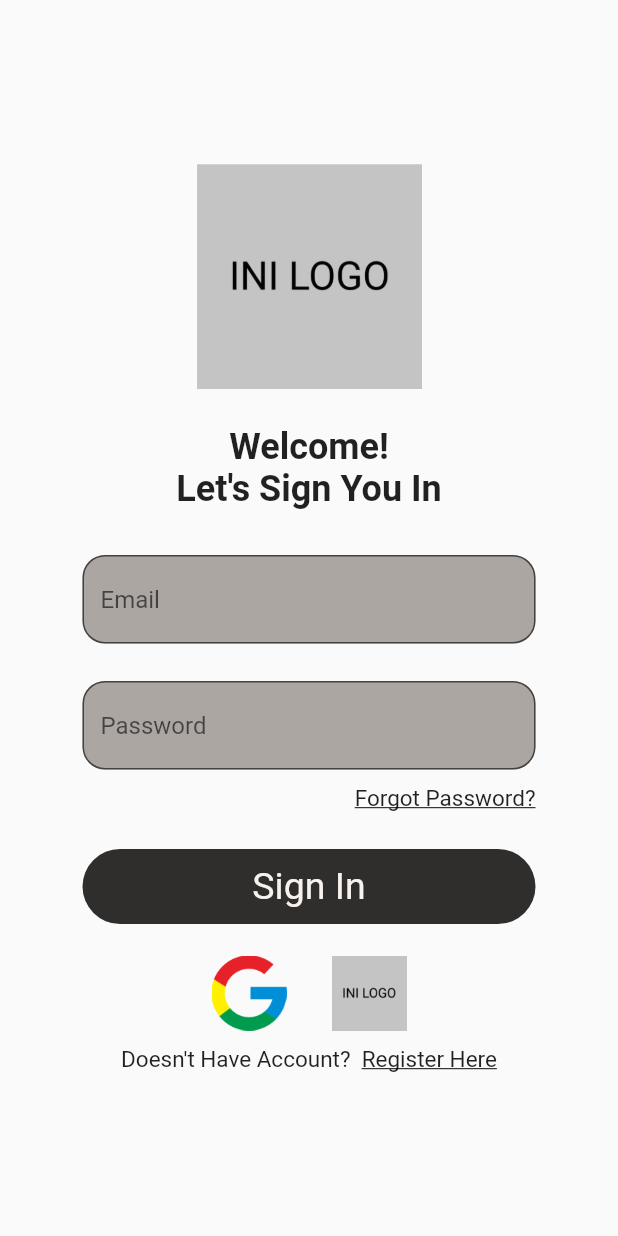
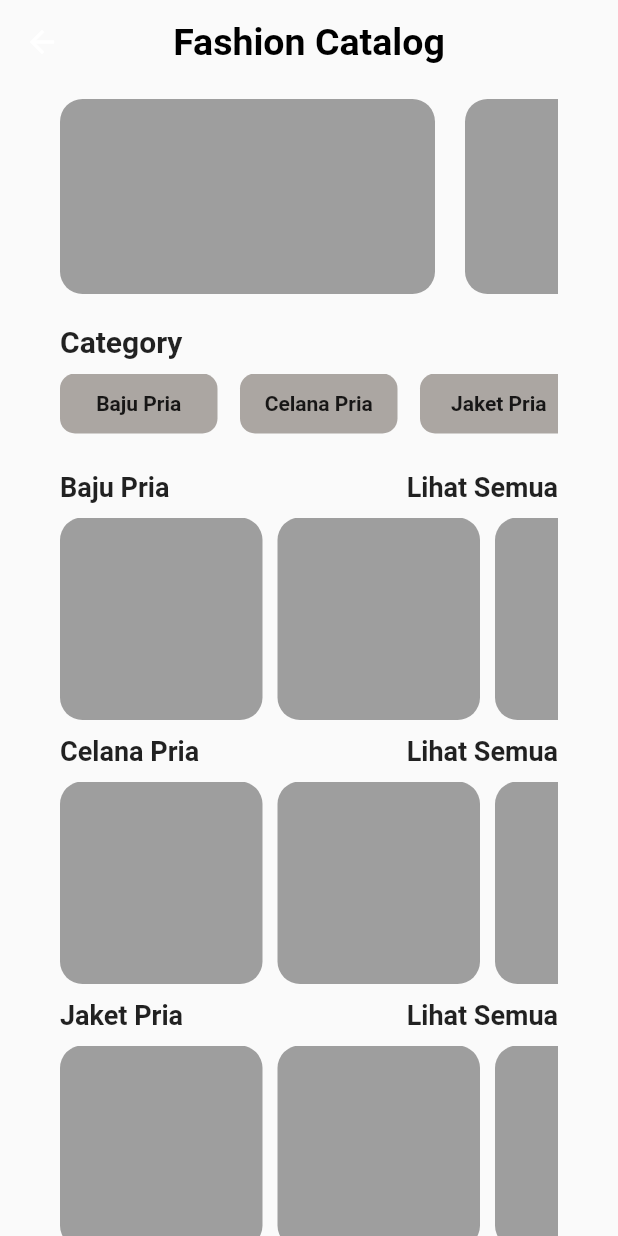
Before and after one commit to FachrulRivaldy/clothing-reference-app, a Flutter app: the signIn screen opened directly, after a tap on "Sign In", on a phone screen of 412 x 824 dp. Run offline on Flutter 3.47's test engine with Material 2 defaults, Android fonts, the phone set to English and light mode, and no system bars.

Commit message:
add MainMenu page
Penambahan halaman MainMenu

```diff
--- a/lib/main.dart
+++ b/lib/main.dart
@@ -1,4 +1,6 @@
+import 'package:clothing_reference_app/mainMenu.dart';
 import 'package:clothing_reference_app/signIn.dart';
+import 'package:clothing_reference_app/signUp.dart';
 import 'package:flutter/material.dart';
 
 void main() {
@@ -12,7 +14,7 @@ class ClothRefApp extends StatelessWidget {
   Widget build(BuildContext context) {
     return MaterialApp(
       title: 'Clothing_Marketplace',
-      home: const signIn(),
+      home: const signUp(),
     );
   }
 }
--- /dev/null
+++ b/lib/mainMenu.dart
@@ -0,0 +1,376 @@
+import 'package:flutter/material.dart';
+
+class MainMenu extends StatelessWidget {
+  const MainMenu({Key? key}) : super(key: key);
+
+  @override
+  Widget build(BuildContext context) {
+    return Scaffold(
+      appBar: AppBar(
+        backgroundColor: Color(0xFFFAFAFA),
+        elevation: 0,
+        centerTitle: true,
+        title: const Text(
+          'Fashion Catalog',
+          style: TextStyle(
+            fontSize: 25,
+            color: Colors.black,
+            fontWeight: FontWeight.w600,
+          ),
+        ),
+      ),
+      body: Padding(
+        padding: EdgeInsets.only(left: 40, right: 40, top: 10),
+        child: Container(
+          height: MediaQuery.of(context).size.height,
+          width: MediaQuery.of(context).size.width,
+          child: SingleChildScrollView(
+            child: Column(
+              children: [
+                SingleChildScrollView(
+                  scrollDirection: Axis.horizontal,
+                  child: Row(
+                    children: [
+                      Container(
+                        height: 130,
+                        width: 250,
+                        decoration: BoxDecoration(
+                          color: Colors.grey,
+                          borderRadius: BorderRadius.circular(15),
+                        ),
+                      ),
+                      SizedBox(width: 20),
+                      Container(
+                        height: 130,
+                        width: 250,
+                        decoration: BoxDecoration(
+                          color: Colors.grey,
+                          borderRadius: BorderRadius.circular(15),
+                        ),
+                      ),
+                      SizedBox(width: 20),
+                      Container(
+                        height: 130,
+                        width: 250,
+                        decoration: BoxDecoration(
+                          color: Colors.grey,
+                          borderRadius: BorderRadius.circular(15),
+                        ),
+                      )
+                    ],
+                  ),
+                ),
+                SizedBox(height: 20),
+                Align(
+                  alignment: Alignment.centerLeft,
+                  child: Text(
+                    'Category',
+                    style: TextStyle(
+                      fontSize: 20,
+                      fontWeight: FontWeight.w700,
+                    ),
+                  ),
+                ),
+                SizedBox(height: 10),
+                SingleChildScrollView(
+                  scrollDirection: Axis.horizontal,
+                  child: Row(
+                    children: [
+                      Container(
+                        height: 40,
+                        width: 105,
+                        decoration: BoxDecoration(
+                          color: Color(0xFFABA6A2),
+                          borderRadius: BorderRadius.circular(10),
+                        ),
+                        child: Center(
+                          child: Text(
+                            'Baju Pria',
+                            style: TextStyle(
+                              fontSize: 14,
+                              fontWeight: FontWeight.w700,
+                            ),
+                          ),
+                        ),
+                      ),
+                      SizedBox(width: 15),
+                      Container(
+                        height: 40,
+                        width: 105,
+                        decoration: BoxDecoration(
+                          color: Color(0xFFABA6A2),
+                          borderRadius: BorderRadius.circular(10),
+                        ),
+                        child: Center(
+                          child: Text(
+                            'Celana Pria',
+                            style: TextStyle(
+                              fontSize: 14,
+                              fontWeight: FontWeight.w700,
+                            ),
+                          ),
+                        ),
+                      ),
+                      SizedBox(width: 15),
+                      Container(
+                        height: 40,
+                        width: 105,
+                        decoration: BoxDecoration(
+                          color: Color(0xFFABA6A2),
+                          borderRadius: BorderRadius.circular(10),
+                        ),
+                        child: Center(
+                          child: Text(
+                            'Jaket Pria',
+                            style: TextStyle(
+                              fontSize: 14,
+                              fontWeight: FontWeight.w700,
+                            ),
+                          ),
+                        ),
+                      ),
+                    ],
+                  ),
+                ),
+                SizedBox(height: 25),
+                Row(
+                  mainAxisAlignment: MainAxisAlignment.spaceBetween,
+                  children: [
+                    Text(
+                      'Baju Pria',
+                      style: TextStyle(
+                        fontSize: 18,
+                        fontWeight: FontWeight.w700,
+                      ),
+                    ),
+                    InkWell(
+                      onTap: () {},
+                      child: Text(
+                        'Lihat Semua',
+                        style: TextStyle(
+                          fontSize: 18,
+                          fontWeight: FontWeight.w700,
+                        ),
+                      ),
+                    ),
+                  ],
+                ),
+                SizedBox(height: 10),
+                SingleChildScrollView(
+                  scrollDirection: Axis.horizontal,
+                  child: Row(
+                    children: [
+                      InkWell(
+                        onTap: () {},
+                        child: Container(
+                          height: 135,
+                          width: 135,
+                          decoration: BoxDecoration(
+                            color: Colors.grey,
+                            borderRadius: BorderRadius.circular(15),
+                          ),
+                        ),
+                      ),
+                      SizedBox(width: 10),
+                      InkWell(
+                        onTap: () {},
+                        child: Container(
+                          height: 135,
+                          width: 135,
+                          decoration: BoxDecoration(
+                            color: Colors.grey,
+                            borderRadius: BorderRadius.circular(15),
+                          ),
+                        ),
+                      ),
+                      SizedBox(width: 10),
+                      InkWell(
+                        onTap: () {},
+                        child: Container(
+                          height: 135,
+                          width: 135,
+                          decoration: BoxDecoration(
+                            color: Colors.grey,
+                            borderRadius: BorderRadius.circular(15),
+                          ),
+                        ),
+                      ),
+                      SizedBox(width: 10),
+                      InkWell(
+                        onTap: () {},
+                        child: Container(
+                          height: 135,
+                          width: 135,
+                          decoration: BoxDecoration(
+                            color: Colors.grey,
+                            borderRadius: BorderRadius.circular(15),
+                          ),
+                        ),
+                      ),
+                    ],
+                  ),
+                ),
+                SizedBox(height: 10),
+                Row(
+                  mainAxisAlignment: MainAxisAlignment.spaceBetween,
+                  children: [
+                    Text(
+                      'Celana Pria',
+                      style: TextStyle(
+                        fontSize: 18,
+                        fontWeight: FontWeight.w700,
+                      ),
+                    ),
+                    InkWell(
+                      onTap: () {},
+                      child: Text(
+                        'Lihat Semua',
+                        style: TextStyle(
+                          fontSize: 18,
+                          fontWeight: FontWeight.w700,
+                        ),
+                      ),
+                    ),
+                  ],
+                ),
+                SizedBox(height: 10),
+                SingleChildScrollView(
+                  scrollDirection: Axis.horizontal,
+                  child: Row(
+                    children: [
+                      InkWell(
+                        onTap: () {},
+                        child: Container(
+                          height: 135,
+                          width: 135,
+                          decoration: BoxDecoration(
+                            color: Colors.grey,
+                            borderRadius: BorderRadius.circular(15),
+                          ),
+                        ),
+                      ),
+                      SizedBox(width: 10),
+                      InkWell(
+                        onTap: () {},
+                        child: Container(
+                          height: 135,
+                          width: 135,
+                          decoration: BoxDecoration(
+                            color: Colors.grey,
+                            borderRadius: BorderRadius.circular(15),
+                          ),
+                        ),
+                      ),
+                      SizedBox(width: 10),
+                      InkWell(
+                        onTap: () {},
+                        child: Container(
+                          height: 135,
+                          width: 135,
+                          decoration: BoxDecoration(
+                            color: Colors.grey,
+                            borderRadius: BorderRadius.circular(15),
+                          ),
+                        ),
+                      ),
+                      SizedBox(width: 10),
+                      InkWell(
+                        onTap: () {},
+                        child: Container(
+                          height: 135,
+                          width: 135,
+                          decoration: BoxDecoration(
+                            color: Colors.grey,
+                            borderRadius: BorderRadius.circular(15),
+                          ),
+                        ),
+                      ),
+                    ],
+                  ),
+                ),
+                SizedBox(height: 10),
+                Row(
+                  mainAxisAlignment: MainAxisAlignment.spaceBetween,
+                  children: [
+                    Text(
+                      'Jaket Pria',
+                      style: TextStyle(
+                        fontSize: 18,
+                        fontWeight: FontWeight.w700,
+                      ),
+                    ),
+                    InkWell(
+                      onTap: () {},
+                      child: Text(
+                        'Lihat Semua',
+                        style: TextStyle(
+                          fontSize: 18,
+                          fontWeight: FontWeight.w700,
+                        ),
+                      ),
+                    ),
+                  ],
+                ),
+                SizedBox(height: 10),
+                SingleChildScrollView(
+                  scrollDirection: Axis.horizontal,
+                  child: Row(
+                    children: [
+                      InkWell(
+                        onTap: () {},
+                        child: Container(
+                          height: 135,
+                          width: 135,
+                          decoration: BoxDecoration(
+                            color: Colors.grey,
+                            borderRadius: BorderRadius.circular(15),
+                          ),
+                        ),
+                      ),
+                      SizedBox(width: 10),
+                      InkWell(
+                        onTap: () {},
+                        child: Container(
+                          height: 135,
+                          width: 135,
+                          decoration: BoxDecoration(
+                            color: Colors.grey,
+                            borderRadius: BorderRadius.circular(15),
+                          ),
+                        ),
+                      ),
+                      SizedBox(width: 10),
+                      InkWell(
+                        onTap: () {},
+                        child: Container(
+                          height: 135,
+                          width: 135,
+                          decoration: BoxDecoration(
+                            color: Colors.grey,
+                            borderRadius: BorderRadius.circular(15),
+                          ),
+                        ),
+                      ),
+                      SizedBox(width: 10),
+                      InkWell(
+                        onTap: () {},
+                        child: Container(
+                          height: 135,
+                          width: 135,
+                          decoration: BoxDecoration(
+                            color: Colors.grey,
+                            borderRadius: BorderRadius.circular(15),
+                          ),
+                        ),
+                      ),
+                    ],
+                  ),
+                ),
+              ],
+            ),
+          ),
+        ),
+      ),
+    );
+  }
+}
--- a/lib/signIn.dart
+++ b/lib/signIn.dart
@@ -1,3 +1,4 @@
+import 'package:clothing_reference_app/mainMenu.dart';
 import 'package:flutter/material.dart';
 
 class signIn extends StatelessWidget {
@@ -69,7 +70,10 @@ class signIn extends StatelessWidget {
             SizedBox(height: 25),
             InkWell(
               //Sign In button
-              onTap: () {},
+              onTap: () {
+                Navigator.push(context,
+                    MaterialPageRoute(builder: (context) => MainMenu()));
+              },
               child: Container(
                 width: MediaQuery.of(context).size.width,
                 height: 50,
--- a/lib/signUp.dart
+++ b/lib/signUp.dart
@@ -5,6 +5,47 @@ class signUp extends StatelessWidget {
 
   @override
   Widget build(BuildContext context) {
-    return Scaffold();
+    return Scaffold(
+        appBar: AppBar(
+          backgroundColor: Color(0xFFFAFAFA),
+          elevation: 0,
+          leading: GestureDetector(
+            onTap: () {
+              Navigator.pop(context);
+            },
+            child: Icon(
+              Icons.arrow_back_ios_new_rounded,
+              size: 25,
+              color: Colors.black,
+            ),
+          ),
+          titleSpacing: 0.0,
+          title: Text(
+            'Back',
+            style: TextStyle(
+              color: Colors.black,
+              fontSize: 20,
+              fontWeight: FontWeight.w700,
+            ),
+          ),
+        ),
+        body: Padding(
+          padding: EdgeInsets.only(left: 55, right: 55),
+          child: Column(
+            mainAxisAlignment: MainAxisAlignment.start,
+            crossAxisAlignment: CrossAxisAlignment.start,
+            children: [
+              Text(
+                "Lets Create Your Account",
+                textAlign: TextAlign.center,
+                style: TextStyle(
+                  color: Colors.black,
+                  fontSize: 25,
+                  fontWeight: FontWeight.w700,
+                ),
+              )
+            ],
+          ),
+        ));
   }
 }
```
Also changed, not shown: assets/BajuPria/contoh1.png (added).
